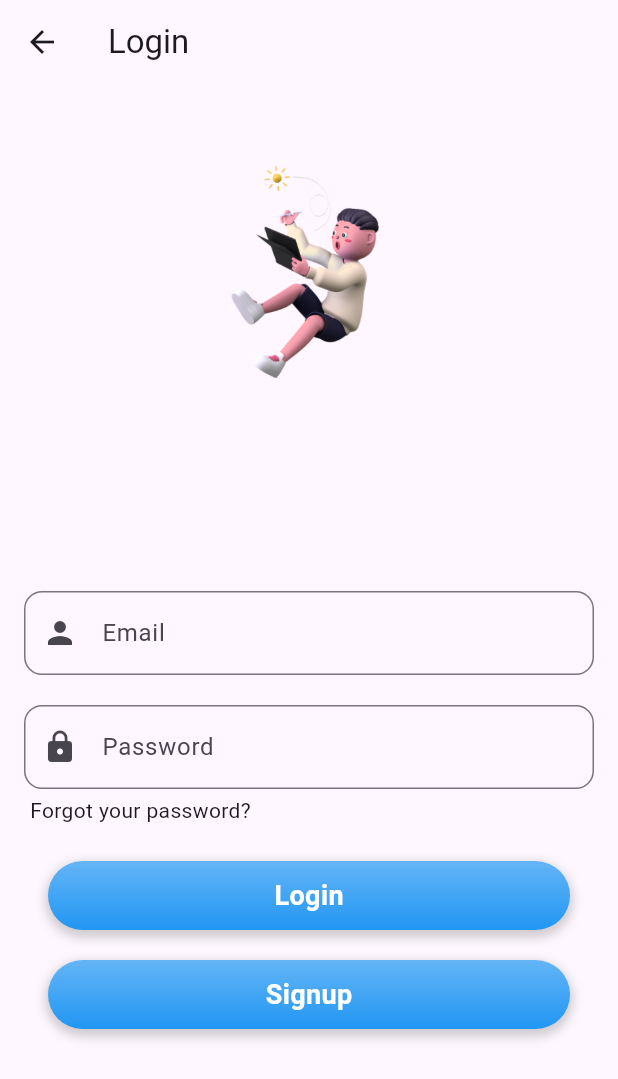
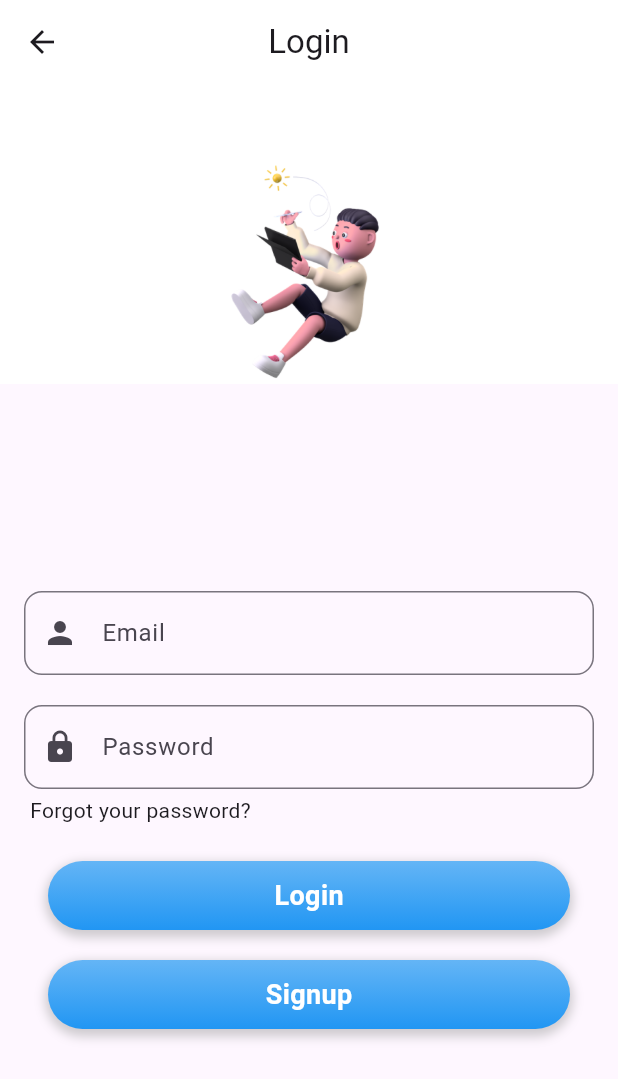
Before and after one commit to Semedii/Suuq, a Flutter app: the LoginPage screen opened directly, on a phone screen of 412 x 824 dp. Shown: the top 1079 px of the screen. Run offline on Flutter 3.47's test engine with Material 3 defaults, Android fonts, the phone set to English and light mode, and no system bars; our stand-ins replace dots_indicator, flutter_riverpod, riverpod_annotation; generated files the repository leaves out were written again.

Commit message:
added app theme

```diff
--- a/lib/main.dart
+++ b/lib/main.dart
@@ -1,6 +1,7 @@
 import 'package:flutter/material.dart';
 import 'package:flutter_riverpod/flutter_riverpod.dart';
 import 'package:suuq/pages/welcome_page.dart';
+import 'package:suuq/utils/app_theme.dart';
 
 void main() {
   runApp(const ProviderScope(child: MyApp()));
@@ -13,6 +14,7 @@ class MyApp extends StatelessWidget {
   @override
   Widget build(BuildContext context) {
     return  MaterialApp(
+      theme: AppTheme.appThemeData,
       home: WelcomePage()
     );
   }
--- /dev/null
+++ b/lib/utils/app_theme.dart
@@ -0,0 +1,12 @@
+import 'package:flutter/material.dart';
+
+class AppTheme{
+  static ThemeData appThemeData = ThemeData(
+    brightness: Brightness.light,
+    appBarTheme: const AppBarTheme(
+      elevation: 0,
+      centerTitle: true,
+      backgroundColor: Colors.white,
+    )
+  );
+}
```
